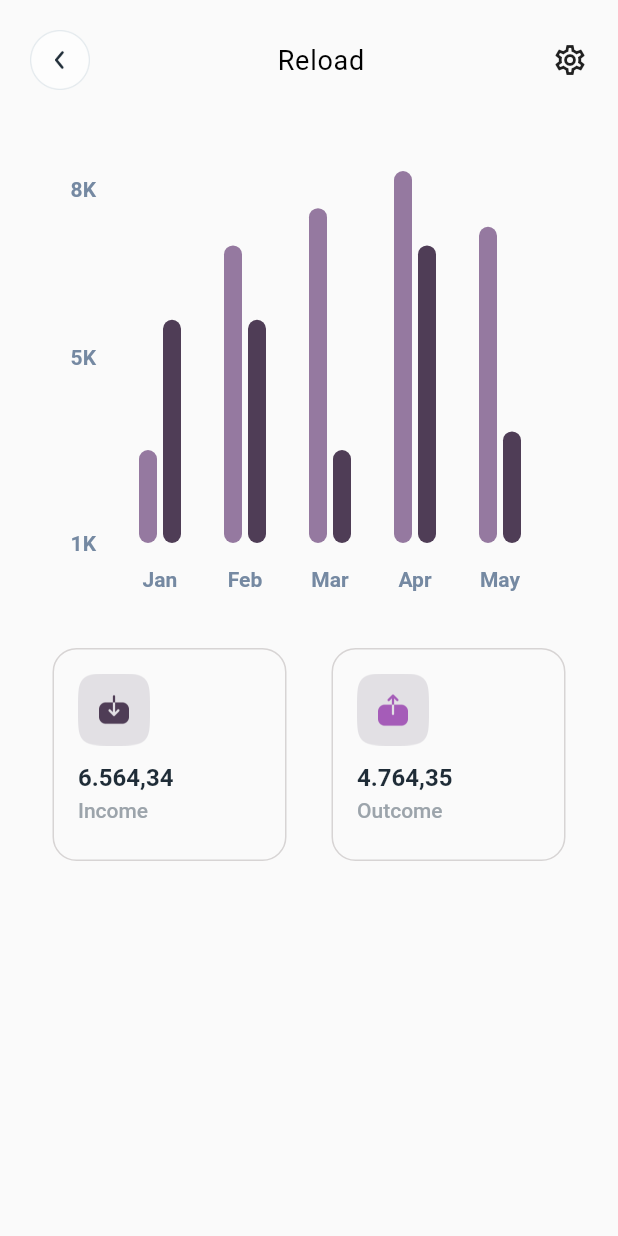
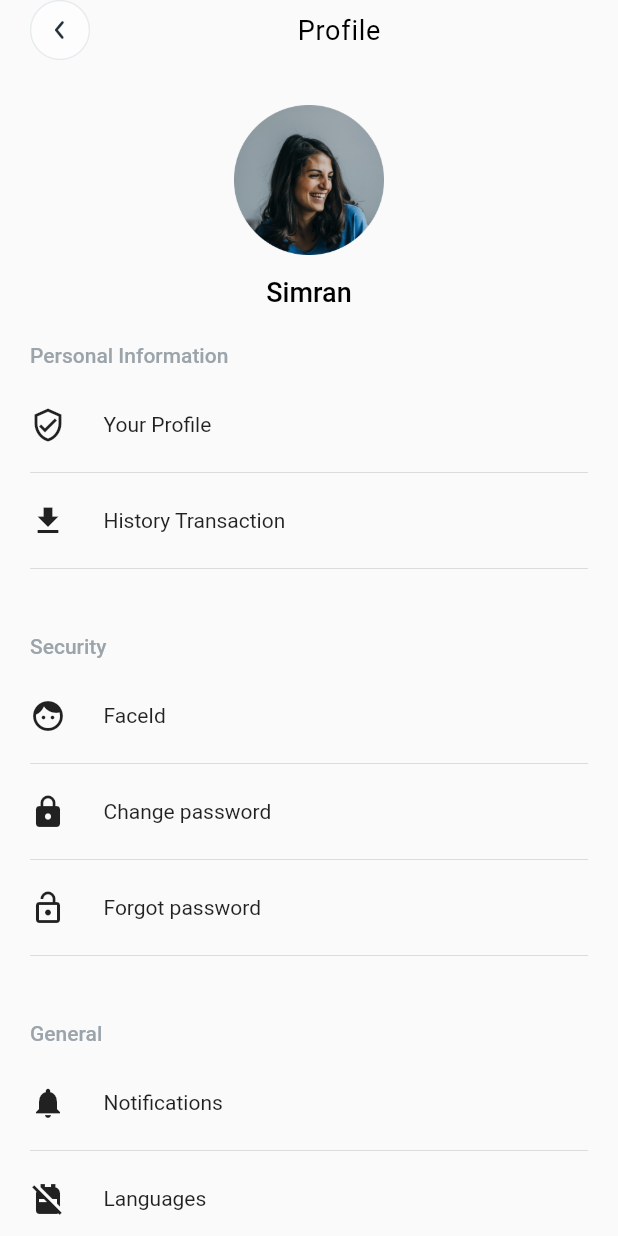
Before and after one commit to Robopicker/purse.ai, a Flutter app: the screen it shows after launch, on a phone screen of 412 x 824 dp. Run offline on Flutter 3.47's test engine with Material 2 defaults, Android fonts, the phone set to English and light mode, and no system bars; drawn by our look-alikes of fl_chart; our stand-ins replace pinput.

Commit message:
profile page created

```diff
--- a/lib/Navigation/Routes.dart
+++ b/lib/Navigation/Routes.dart
@@ -3,6 +3,7 @@ import 'package:purse_ai_app/Api/moneypage.dart';
 import 'package:purse_ai_app/Views/Login/LoginPage.dart';
 import 'package:purse_ai_app/Views/Login/OtpScreen.dart';
 import 'package:purse_ai_app/Views/Login/SignupPage.dart';
+import 'package:purse_ai_app/Views/Profile/ProfilePage.dart';
 import 'package:purse_ai_app/Views/Send/SendMoneyPage.dart';
 import 'package:purse_ai_app/Views/Send/SendMoneySummaryPage.dart';
 import 'package:purse_ai_app/Views/Transaction/TransactionPage.dart';
@@ -25,6 +26,8 @@ class RouteGenerator {
       }
       case '/transactionPage':
         return MaterialPageRoute(builder: ((context) => TransactionPage()));
+      case '/profilePage':
+        return MaterialPageRoute(builder: ((context) => ProfilePage()));
       default:
         return MaterialPageRoute(builder: ((context) => LoginPage()));
     }
--- /dev/null
+++ b/lib/Views/Profile/ProfilePage.dart
@@ -0,0 +1,105 @@
+import 'package:flutter/material.dart';
+import 'package:flutter/src/widgets/container.dart';
+import 'package:flutter/src/widgets/framework.dart';
+import 'package:purse_ai_app/Component/GenericHeader.dart';
+
+class ProfilePage extends StatefulWidget {
+  const ProfilePage({super.key});
+
+  @override
+  State<ProfilePage> createState() => _MyWidgetState();
+}
+
+class _MyWidgetState extends State<ProfilePage> {
+  onBackPressed() {
+    Navigator.pop(context);
+  }
+  Widget _renderOptionTitle(String title) {
+    return Container(
+    child: Text(title, style: temp['optionTitleStyle'],),
+    margin: EdgeInsets.only(bottom: 26, top: 24),
+    );
+  }
+  Widget _optionCta(dynamic image, String title) {
+    return GestureDetector(
+      onTap: () => {
+        print('clicking')
+      },
+      child: Column(
+        children: [ Row(
+        mainAxisAlignment: MainAxisAlignment.start,
+        children: [Icon(image), Container(margin: EdgeInsets.only(left: 25),child: Text(title, style: temp['optionTextStyle'],)) ],
+      ),
+      SizedBox(height: 12,),
+      Divider(),
+      SizedBox(height: 12,)
+      ],
+      )
+    );
+  }
+  Widget _userInfo() {
+    return Container(child: Column(
+      children: [
+         SizedBox(height: 30,),
+        Image.asset('assest/UserIcon.png', height: 100, width: 100,),
+         SizedBox(height: 14,),
+        Text('Simran', style: temp['userTextStyle'],),
+        Column(
+          mainAxisAlignment: MainAxisAlignment.start,
+          crossAxisAlignment: CrossAxisAlignment.start,
+           children: [
+           _renderOptionTitle('Personal Information'),
+        _optionCta(Icons.verified_user_outlined, 'Your Profile '),
+        _optionCta(Icons.download, 'History Transaction'),
+        _renderOptionTitle('Security'),
+        _optionCta(Icons.face, 'FaceId'),
+        _optionCta(Icons.lock, 'Change password'),
+        _optionCta(Icons.lock_open, 'Forgot password'),
+        _renderOptionTitle('General'),
+        _optionCta(Icons.notifications, 'Notifications'),
+        _optionCta(Icons.no_backpack, 'Languages'),
+        _optionCta(Icons.warning, 'Help and Support')
+        ],)
+
+      ],
+    ), );
+  }
+  Widget logoutCta() {
+    return Container(
+      child: GestureDetector(
+        onTap: () => {
+
+        },
+        child: Text('Logut', style: temp['textStyle'],)),
+    );
+  }
+  Widget _mainContent() {
+    return Column(
+      children: [
+        GenericHeader(title: 'Profile',
+        onBackPressed: onBackPressed,
+        ),
+        _userInfo(),
+        logoutCta()
+      ],
+    );
+  }
+  @override
+  Widget build(BuildContext context) {
+    return MaterialApp(
+      home: Scaffold(
+        body: SafeArea(child: SingleChildScrollView(child: Container(
+          padding: EdgeInsets.only(left: 20, right: 20),
+          child: _mainContent()
+        ,)),
+      )),
+    );
+  }
+}
+
+final temp = {
+  'textStyle': TextStyle(color: Colors.red, fontSize: 16, fontWeight: FontWeight.w500,),
+  'userTextStyle': TextStyle(color: Colors.black, fontSize: 18, fontWeight: FontWeight.w500),
+  'optiontextStyle': TextStyle(fontSize: 16, fontWeight: FontWeight.w500, color: Colors.black),
+  'optionTitleStyle': TextStyle(color: Color.fromRGBO(156, 164, 171, 1), fontSize: 14, fontWeight: FontWeight.w500)
+};
--- a/lib/main.dart
+++ b/lib/main.dart
@@ -13,7 +13,7 @@ class MyApp extends StatelessWidget {
   Widget build(BuildContext context) {
     return MaterialApp(
       debugShowCheckedModeBanner: false,
-      initialRoute: '/transactionPage',
+      initialRoute: '/profilePage',
       onGenerateRoute: RouteGenerator.generateRoute,
       home: Scaffold(
         body: SafeArea(child: Container(child: Text('adszcsddscvcd'),)),
```
Also changed, not shown: lib/Views/Transaction/TransactionPage.dart (+69 -3 lines).
